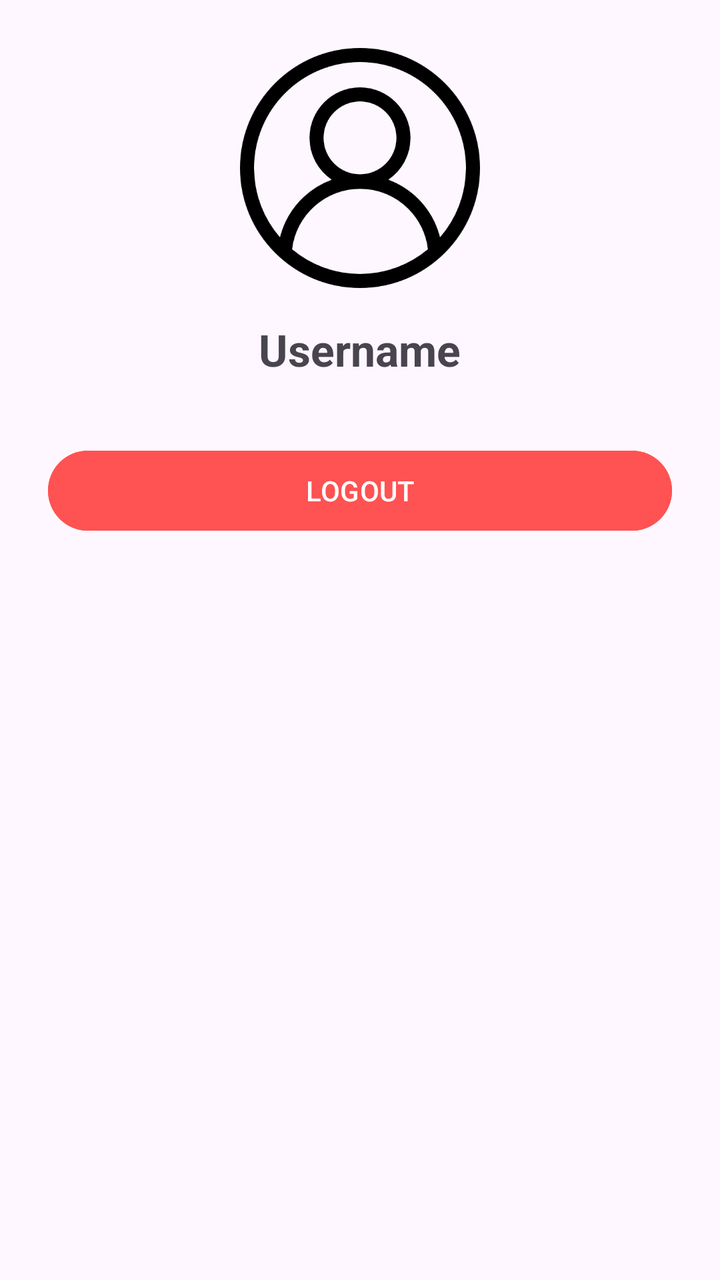
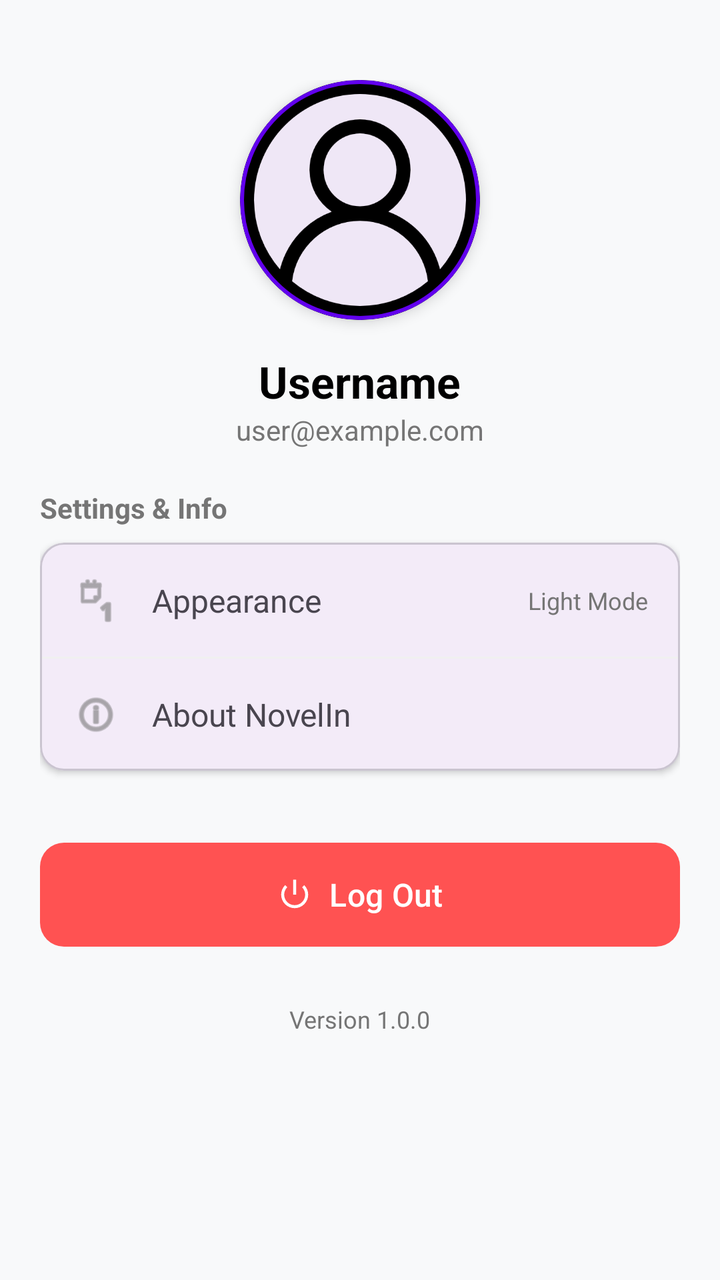

Before-and-after screenshots of an Android layout around one commit, followed by the original layout XML and the change that was made.
<!-- AndroidManifest.xml: application theme Theme.NovelIn -->
<!-- res/layout/fragment_account.xml -->
<?xml version="1.0" encoding="utf-8"?>
<LinearLayout xmlns:android="http://schemas.android.com/apk/res/android"
    android:layout_width="match_parent"
    android:layout_height="match_parent"
    android:orientation="vertical"
    android:padding="24dp"
    android:gravity="center_horizontal">

    <ImageView
        android:layout_width="120dp"
        android:layout_height="120dp"
        android:src="@drawable/profile"
        android:layout_marginBottom="16dp"/>

    <TextView
        android:id="@+id/tvAccountUsername"
        android:layout_width="wrap_content"
        android:layout_height="wrap_content"
        android:text="Username"
        android:textSize="22sp"
        android:textStyle="bold"
        android:layout_marginBottom="32dp"/>

    <Button
        android:id="@+id/btnLogout"
        android:layout_width="match_parent"
        android:layout_height="wrap_content"
        android:text="LOGOUT"
        android:backgroundTint="#FF5252"/>

</LinearLayout>
<!-- resources referenced by this layout -->
<resources>
  <!-- drawable profile: png bitmap (drawable, 24852 bytes) -->
  <style name="Theme.NovelIn" parent="Base.Theme.NovelIn" />
  <style name="Base.Theme.NovelIn" parent="Theme.Material3.DayNight.NoActionBar">
          
          
      </style>
</resources>

<!-- the commit's change to res/layout/fragment_account.xml (unified diff, before → after) -->
@@ -1,31 +1,174 @@
 <?xml version="1.0" encoding="utf-8"?>
-<LinearLayout xmlns:android="http://schemas.android.com/apk/res/android"
+<ScrollView xmlns:android="http://schemas.android.com/apk/res/android"
+    xmlns:app="http://schemas.android.com/apk/res-auto"
     android:layout_width="match_parent"
     android:layout_height="match_parent"
-    android:orientation="vertical"
-    android:padding="24dp"
-    android:gravity="center_horizontal">
+    android:background="#F8F9FA">
 
-    <ImageView
-        android:layout_width="120dp"
-        android:layout_height="120dp"
-        android:src="@drawable/profile"
-        android:layout_marginBottom="16dp"/>
-
-    <TextView
-        android:id="@+id/tvAccountUsername"
-        android:layout_width="wrap_content"
-        android:layout_height="wrap_content"
-        android:text="Username"
-        android:textSize="22sp"
-        android:textStyle="bold"
-        android:layout_marginBottom="32dp"/>
-
-    <Button
-        android:id="@+id/btnLogout"
+    <LinearLayout
         android:layout_width="match_parent"
         android:layout_height="wrap_content"
-        android:text="LOGOUT"
-        android:backgroundTint="#FF5252"/>
+        android:orientation="vertical"
+        android:padding="20dp">
 
-</LinearLayout>
+        
+        <LinearLayout
+            android:layout_width="match_parent"
+            android:layout_height="wrap_content"
+            android:gravity="center_horizontal"
+            android:orientation="vertical"
+            android:paddingVertical="20dp">
+
+            <com.google.android.material.card.MaterialCardView
+                android:layout_width="120dp"
+                android:layout_height="120dp"
+                app:cardCornerRadius="60dp"
+                app:cardElevation="4dp"
+                app:strokeWidth="2dp"
+                app:strokeColor="@color/primary">
+
+                <ImageView
+                    android:id="@+id/ivProfilePicture"
+                    android:layout_width="match_parent"
+                    android:layout_height="match_parent"
+                    android:scaleType="centerCrop"
+                    android:src="@drawable/profile" />
+            </com.google.android.material.card.MaterialCardView>
+
+            <TextView
+                android:id="@+id/tvAccountUsername"
+                android:layout_width="wrap_content"
+                android:layout_height="wrap_content"
+                android:layout_marginTop="16dp"
+                android:text="Username"
+                android:textColor="@color/black"
+                android:textSize="22sp"
+                android:textStyle="bold" />
+
+            <TextView
+                android:id="@+id/tvAccountEmail"
+                android:layout_width="wrap_content"
+                android:layout_height="wrap_content"
+                android:text="user@example.com"
+                android:textColor="@color/gray_text"
+                android:textSize="14sp" />
+        </LinearLayout>
+
+        
+        <TextView
+            android:layout_width="wrap_content"
+            android:layout_height="wrap_content"
+            android:layout_marginBottom="8dp"
+            android:text="Settings &amp; Info"
+            android:textColor="@color/gray_text"
+            android:textSize="14sp"
+            android:textStyle="bold" />
+
+        <com.google.android.material.card.MaterialCardView
+            android:layout_width="match_parent"
+            android:layout_height="wrap_content"
+            android:layout_marginBottom="32dp"
+            app:cardCornerRadius="12dp"
+            app:cardElevation="2dp">
+
+            <LinearLayout
+                android:layout_width="match_parent"
+                android:layout_height="wrap_content"
+                android:orientation="vertical">
+
+                <View
+                    android:layout_width="match_parent"
+                    android:layout_height="1dp"
+                    android:background="#F0F0F0" />
+
+                
+                <LinearLayout
+                    android:id="@+id/menuDarkMode"
+                    android:layout_width="match_parent"
+                    android:layout_height="wrap_content"
+                    android:background="?attr/selectableItemBackground"
+                    android:clickable="true"
+                    android:focusable="true"
+                    android:gravity="center_vertical"
+                    android:padding="16dp">
+
+                    <ImageView
+                        android:layout_width="24dp"
+                        android:layout_height="24dp"
+                        android:src="@android:drawable/ic_menu_day"
+                        app:tint="@color/gray_text" />
+
+                    <TextView
+                        android:layout_width="0dp"
+                        android:layout_height="wrap_content"
+                        android:layout_marginStart="16dp"
+                        android:layout_weight="1"
+                        android:text="Appearance"
+                        android:textSize="16sp" />
+
+                    <TextView
+                        android:layout_width="wrap_content"
+                        android:layout_height="wrap_content"
+                        android:text="Light Mode"
+                        android:textColor="@color/gray_text"
+                        android:textSize="12sp" />
+                </LinearLayout>
+
+                <View
+                    android:layout_width="match_parent"
+                    android:layout_height="1dp"
+                    android:background="#F0F0F0" />
+
+                
+                <LinearLayout
+                    android:id="@+id/menuAbout"
+                    android:layout_width="match_parent"
+                    android:layout_height="wrap_content"
+                    android:background="?attr/selectableItemBackground"
+                    android:clickable="true"
+                    android:focusable="true"
+                    android:gravity="center_vertical"
+                    android:padding="16dp">
+
+                    <ImageView
+                        android:layout_width="24dp"
+                        android:layout_height="24dp"
+                        android:src="@android:drawable/ic_menu_info_details"
+                        app:tint="@color/gray_text" />
+
+                    <TextView
+                        android:layout_width="0dp"
+                        android:layout_height="wrap_content"
+                        android:layout_marginStart="16dp"
+                        android:layout_weight="1"
+                        android:text="About NovelIn"
+                        android:textSize="16sp" />
+                </LinearLayout>
+            </LinearLayout>
+        </com.google.android.material.card.MaterialCardView>
+
+        
+        <com.google.android.material.button.MaterialButton
+            android:id="@+id/btnLogout"
+            android:layout_width="match_parent"
+            android:layout_height="60dp"
+            android:text="Log Out"
+            android:textAllCaps="false"
+            android:textColor="@color/white"
+            android:textSize="16sp"
+            app:backgroundTint="@color/error"
+            app:cornerRadius="12dp"
+            app:icon="@android:drawable/ic_lock_power_off"
+            app:iconGravity="textStart" />
+
+        <TextView
+            android:layout_width="wrap_content"
+            android:layout_height="wrap_content"
+            android:layout_gravity="center"
+            android:layout_marginTop="24dp"
+            android:text="Version 1.0.0"
+            android:textColor="@color/gray_text"
+            android:textSize="12sp" />
+
+    </LinearLayout>
+</ScrollView>
<!-- resource entries referenced after the edit -->
@@ -1,5 +1,10 @@
 <!-- resources referenced by this layout -->
 <resources>
+  <color name="black">#FF000000</color>
+  <color name="error">#FF5252</color>
+  <color name="gray_text">#757575</color>
+  <color name="primary">#6200EE</color>
+  <color name="white">#FFFFFFFF</color>
   <!-- drawable profile: png bitmap (drawable, 24852 bytes) -->
   <style name="Theme.NovelIn" parent="Base.Theme.NovelIn" />
   <style name="Base.Theme.NovelIn" parent="Theme.Material3.DayNight.NoActionBar">
